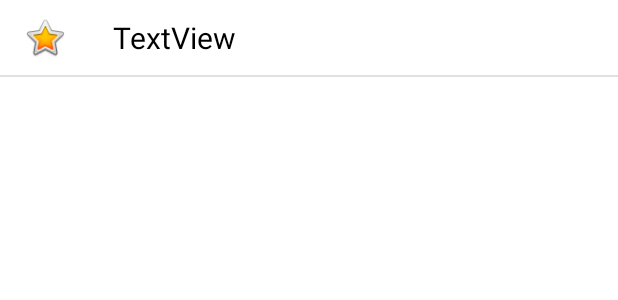
After one commit to developer-caleb/gnss05, an Android app: the layout recyclerview_listitem.xml on its own in the app's theme, with its tools: preview values and no code run, on a phone screen of 412 x 824 dp. The commit adds this screen. Shown: the top 300 px of the screen. Run offline under Robolectric (Android 15) with nearby library versions, the phone set to English and light mode, and no system bars.

Commit message:
6.18 first commit second commit NaverMap.kt

```diff
--- a/app/src/main/java/kr/loplab/gnss05/FileExportActivity.kt
+++ b/app/src/main/java/kr/loplab/gnss05/FileExportActivity.kt
@@ -10,12 +10,6 @@ import kr.loplab.gnss05.databinding.ActivityFileExportBinding
 class FileExportActivity : ActivityBase<ActivityFileExportBinding>() {
     override val layoutResourceId: Int
         get() = R.layout.activity_file_export
-
-
-
-    fun addNormal (x: Int, y: Int): Int {
-        return x + y
-    }
 
 
 
--- a/app/src/main/java/kr/loplab/gnss05/SimpleTextAdapter.kt
+++ b/app/src/main/java/kr/loplab/gnss05/SimpleTextAdapter.kt
@@ -19,7 +19,7 @@ class SimpleTextAdapter internal constructor(context: Context?, data: ArrayList<
 
     // inflates the cell layout from xml when needed
     override fun onCreateViewHolder(parent: ViewGroup, viewType: Int): ViewHolder {
-        val view = mInflater.inflate(R.layout.dialog_checkitem, parent, false)
+        val view = mInflater.inflate(R.layout.recyclerview_checkitem, parent, false)
         return ViewHolder(view)
     }
 
--- a/app/src/main/res/layout/activity_file_export.xml
+++ b/app/src/main/res/layout/activity_file_export.xml
@@ -26,13 +26,13 @@
         android:background="@color/grey_05">
 
 
-
         <TextView
             android:id="@+id/textView8"
             android:layout_width="wrap_content"
             android:layout_height="match_parent"
             android:layout_weight="0"
             android:gravity="center"
+            android:paddingLeft="20dp"
             android:text=" 123"
             android:textColor="#000000" />
 
--- a/app/src/main/res/layout/dialog1.xml
+++ b/app/src/main/res/layout/dialog1.xml
@@ -101,7 +101,7 @@
         android:background="#C6FFA8"
         app:layoutManager="androidx.recyclerview.widget.LinearLayoutManager"
         tools:itemCount="5"
-        tools:listitem="@layout/dialog_checkitem"
+        tools:listitem="@layout/recyclerview_checkitem"
 
         />
 
--- /dev/null
+++ b/app/src/main/res/layout/recyclerview_listitem.xml
@@ -0,0 +1,40 @@
+<?xml version="1.0" encoding="utf-8"?>
+<LinearLayout xmlns:android="http://schemas.android.com/apk/res/android"
+    xmlns:app="http://schemas.android.com/apk/res-auto"
+    android:layout_width="match_parent"
+    android:layout_height="wrap_content"
+    android:orientation="vertical">
+
+    <LinearLayout
+        android:layout_width="match_parent"
+        android:layout_height="@dimen/defaultlayoutheight"
+        android:orientation="horizontal">
+
+        <ImageView
+            android:id="@+id/imageView6"
+            android:layout_width="60dp"
+            android:layout_height="wrap_content"
+            android:layout_gravity="center"
+            android:layout_weight="0"
+            android:padding="10dp"
+            app:srcCompat="@android:drawable/btn_star_big_on" />
+        <TextView
+            android:id="@+id/list_text2"
+            android:layout_width="wrap_content"
+            android:layout_height="wrap_content"
+            android:layout_gravity="center"
+            android:layout_weight="1"
+            android:paddingLeft="15dp"
+            android:text="TextView"
+            android:textColor="@color/black"
+            android:textSize="20sp" />
+
+    </LinearLayout>
+
+    <View
+        android:id="@+id/divider3"
+        android:layout_width="match_parent"
+        android:layout_height="1dp"
+        android:background="?android:attr/listDivider" />
+
+</LinearLayout>
```
Also changed, not shown: app/src/main/res/layout/recyclerview_checkitem.xml (renamed from app/src/main/res/layout/dialog_checkitem.xml).
